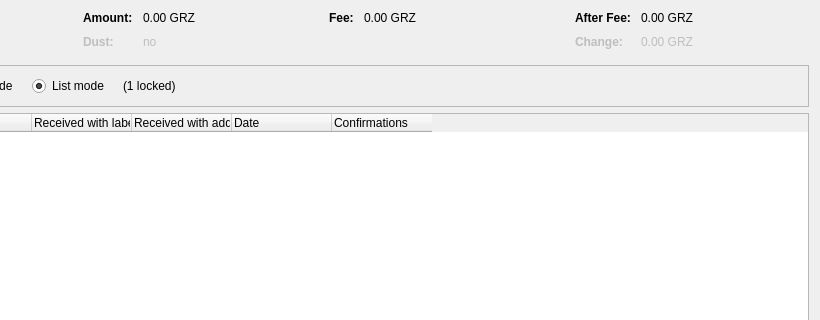
The window that src/qt/forms/coincontroldialog.ui (minblock/cureoptedcoin) describes before a commit, drawn with Qt 5; both pictures show x 180 to 1000 and y 0 to 320 of the 1000 by 500 pixel window.
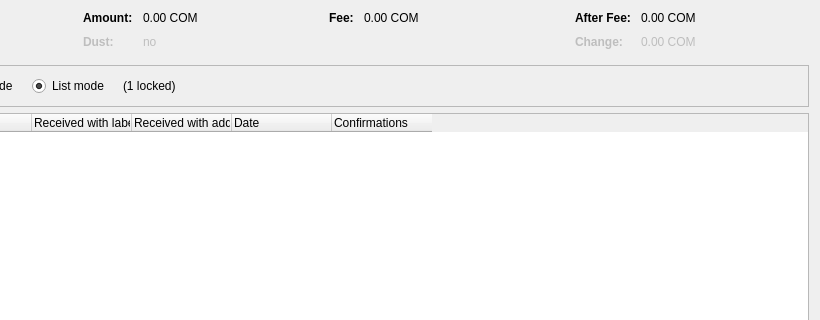
The same window after the commit. Custom widgets are drawn as their Qt base class.

The edit to the form file:
```diff
--- a/src/qt/forms/coincontroldialog.ui
+++ b/src/qt/forms/coincontroldialog.ui
@@ -132,7 +132,7 @@
           <enum>Qt::ActionsContextMenu</enum>
          </property>
          <property name="text">
-          <string notr="true">0.00 GRZ</string>
+          <string notr="true">0.00 COM</string>
          </property>
          <property name="textInteractionFlags">
           <set>Qt::LinksAccessibleByMouse|Qt::TextSelectableByKeyboard|Qt::TextSelectableByMouse</set>
@@ -212,7 +212,7 @@
           <enum>Qt::ActionsContextMenu</enum>
          </property>
          <property name="text">
-          <string notr="true">0.00 GRZ</string>
+          <string notr="true">0.00 COM</string>
          </property>
          <property name="textInteractionFlags">
           <set>Qt::LinksAccessibleByMouse|Qt::TextSelectableByKeyboard|Qt::TextSelectableByMouse</set>
@@ -257,7 +257,7 @@
           <enum>Qt::ActionsContextMenu</enum>
          </property>
          <property name="text">
-          <string notr="true">0.00 GRZ</string>
+          <string notr="true">0.00 COM</string>
          </property>
          <property name="textInteractionFlags">
           <set>Qt::LinksAccessibleByMouse|Qt::TextSelectableByKeyboard|Qt::TextSelectableByMouse</set>
@@ -292,7 +292,7 @@
           <enum>Qt::ActionsContextMenu</enum>
          </property>
          <property name="text">
-          <string notr="true">0.00 GRZ</string>
+          <string notr="true">0.00 COM</string>
          </property>
          <property name="textInteractionFlags">
           <set>Qt::LinksAccessibleByMouse|Qt::TextSelectableByKeyboard|Qt::TextSelectableByMouse</set>
```
